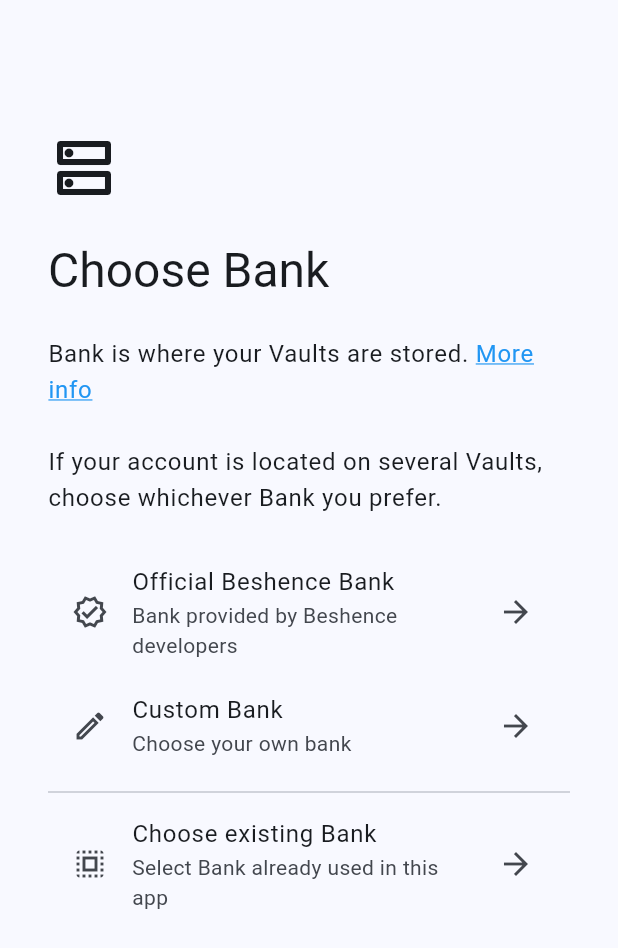
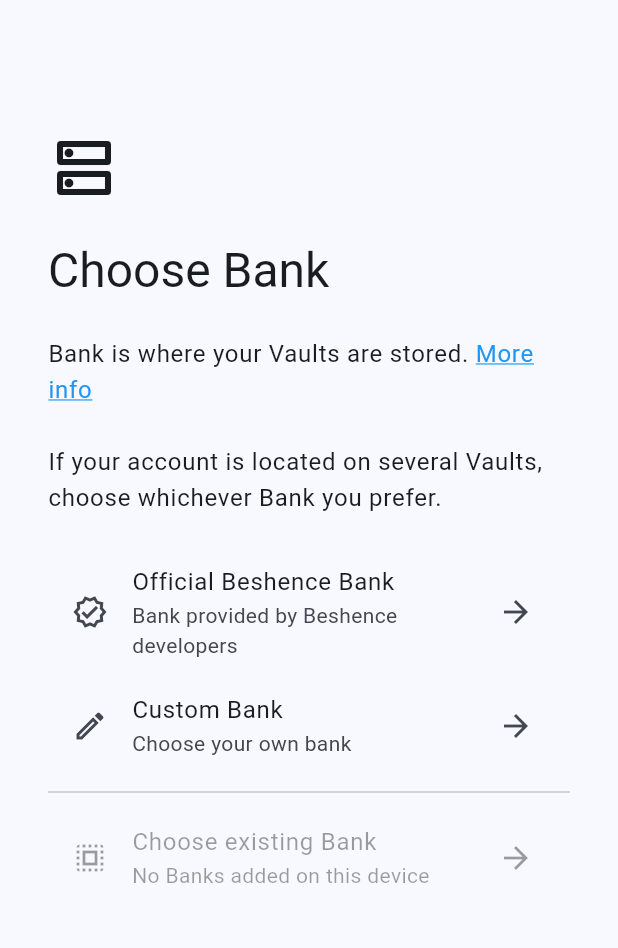
Before and after one commit to vyacheslavbytsko/beshence_account_manager, a Flutter app: the ChooseBankScreen screen opened by its route, on a phone screen of 412 x 824 dp. Shown: the top 948 px of the screen. Run offline on Flutter 3.47's test engine with Material 3 defaults, Android fonts, the phone set to English and light mode, and no system bars; drawn by our look-alikes of dynamic_color; our stand-ins replace go_router, hive_ce_flutter; missing offline and left inert: beshence_sdk_flutter; accounts and stored records are empty.

Commit message:
grey out "Choose existing bank" if no banks present

```diff
--- a/lib/screens/auth/choose_bank.dart
+++ b/lib/screens/auth/choose_bank.dart
@@ -1,3 +1,4 @@
+import 'package:beshence_sdk_flutter/beshence_sdk_flutter.dart';
 import 'package:flutter/gestures.dart';
 import 'package:flutter/material.dart';
 import 'package:go_router/go_router.dart';
@@ -81,10 +82,10 @@ class _ChooseBankScreenState extends State<ChooseBankScreen> {
           ),
           Divider(),
           ListTile(
-            enabled: _enabled,
+            enabled: Beshence.banks.isNotEmpty && _enabled,
             leading: Icon(Icons.select_all_outlined),
             title: Text("Choose existing Bank"),
-            subtitle: Text("Select Bank already used in this app"),
+            subtitle: Text(Beshence.banks.isEmpty ? "No Banks added on this device" : "Select Bank already added on this device"),
             trailing: Icon(Icons.arrow_forward),
             onTap: () => context.push("${widget.newAccount? "/register" : "/login"}/choose_existing_bank"),
           ),
```
